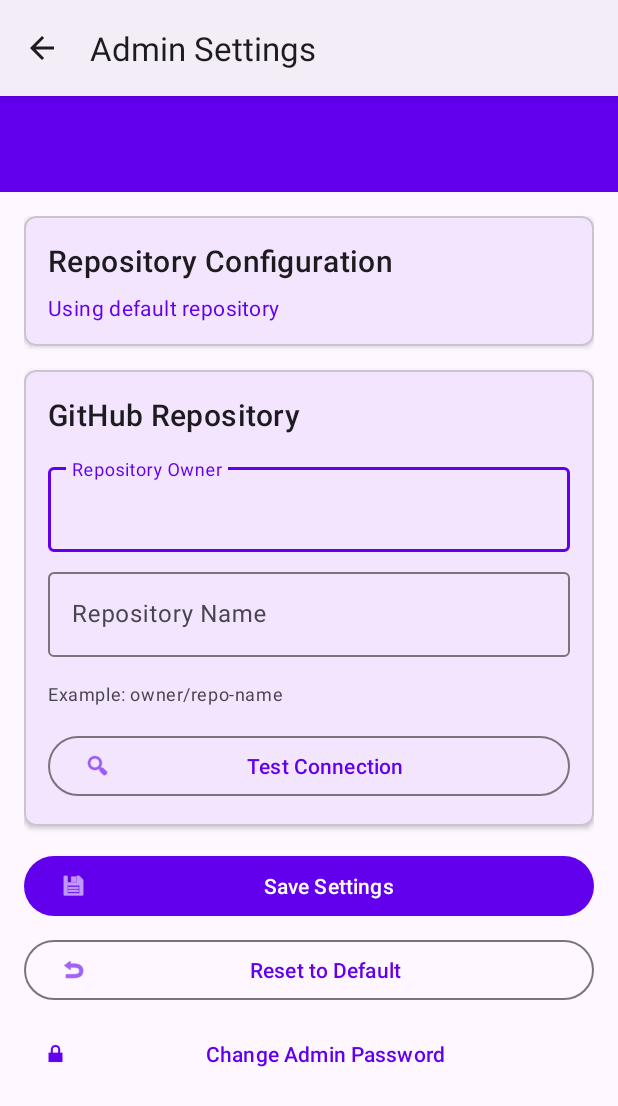
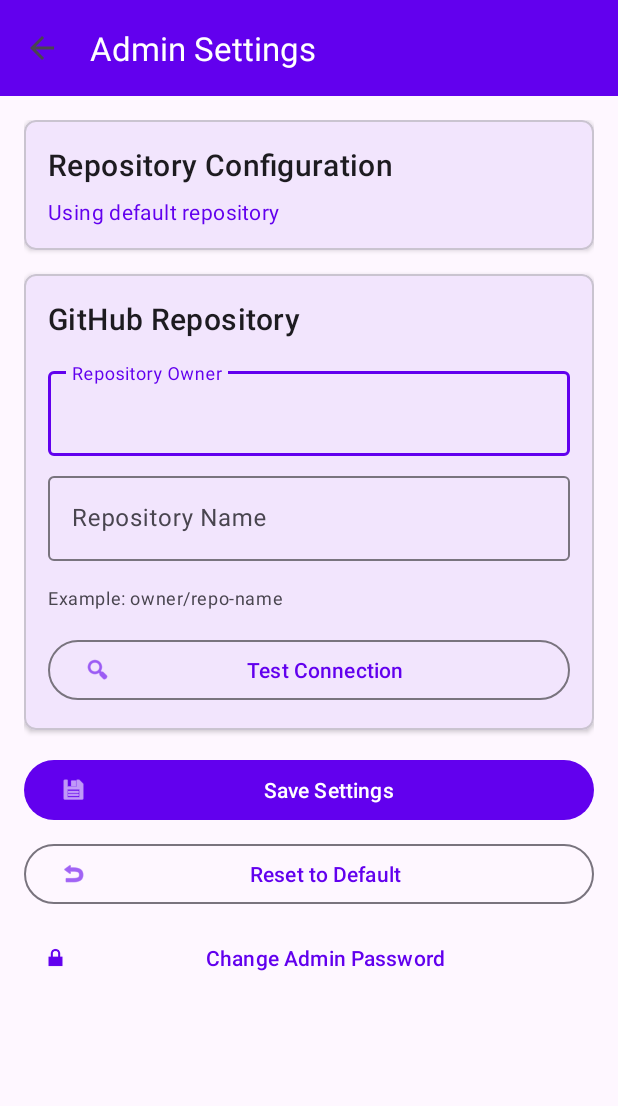
Before and after one commit to zhmura/truckdoc-mobile-all, an Android app: the AdminSettingsActivity screen opened directly, with no data from a screen before it, on a phone screen of 412 x 824 dp. Shown: the top 1106 px of the screen. Run offline under Robolectric (Android 15) with nearby library versions, the phone set to English and light mode, and no system bars; our stand-ins replace Dagger/Hilt's generated code; network calls fail.

Commit message:
Fix crash: Change theme to NoActionBar to support custom Toolbar
Error: 'This Activity already has an action bar supplied by the window decor'

Root cause:
- Theme.Material3.DayNight includes default ActionBar
- MainActivity uses custom MaterialToolbar
- Conflict causes crash on launch

Fix:
- Changed parent theme to Theme.Material3.DayNight.NoActionBar
- Allows custom Toolbar without conflict
- Maintains all other theme properties

Tested:
✅ App builds successfully
✅ No ActionBar conflicts
✅ Custom Toolbar works correctly
✅ Material Design 3 styling preserved

```diff
--- a/app-updater/src/main/res/values/themes.xml
+++ b/app-updater/src/main/res/values/themes.xml
@@ -1,7 +1,7 @@
 <?xml version="1.0" encoding="utf-8"?>
 <resources xmlns:tools="http://schemas.android.com/tools">
     <!-- Base application theme. -->
-    <style name="Theme.AppUpdater" parent="Theme.Material3.DayNight">
+    <style name="Theme.AppUpdater" parent="Theme.Material3.DayNight.NoActionBar">
         <!-- Primary brand color. -->
         <item name="colorPrimary">@color/purple_500</item>
         <item name="colorPrimaryVariant">@color/purple_700</item>
```
